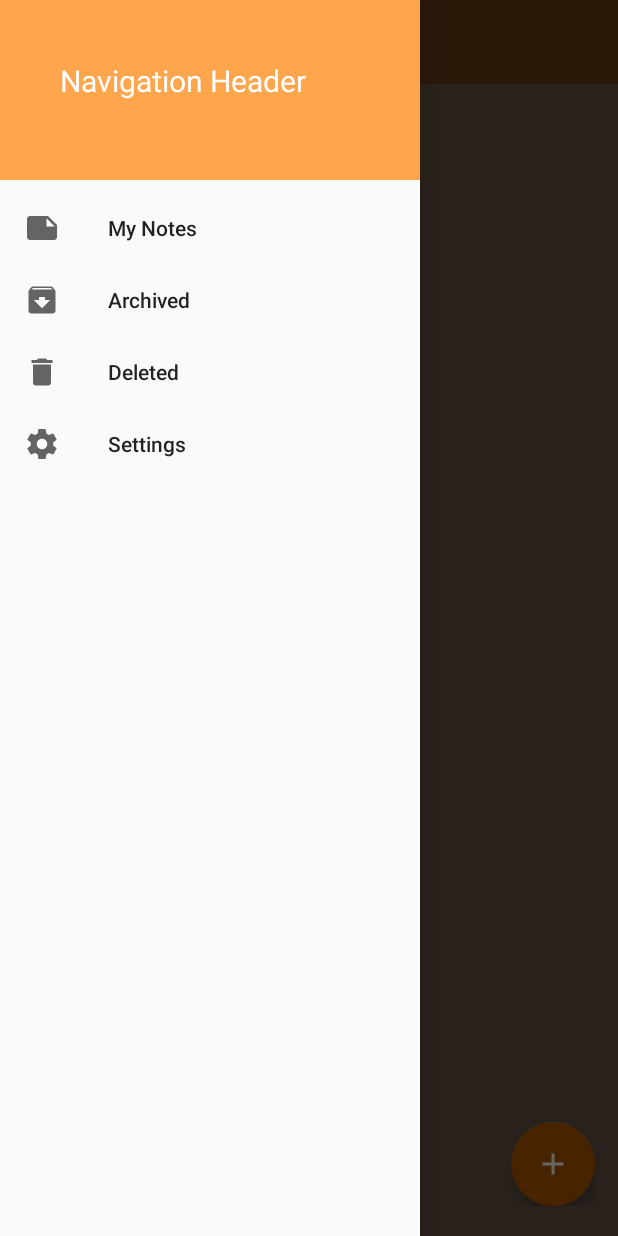
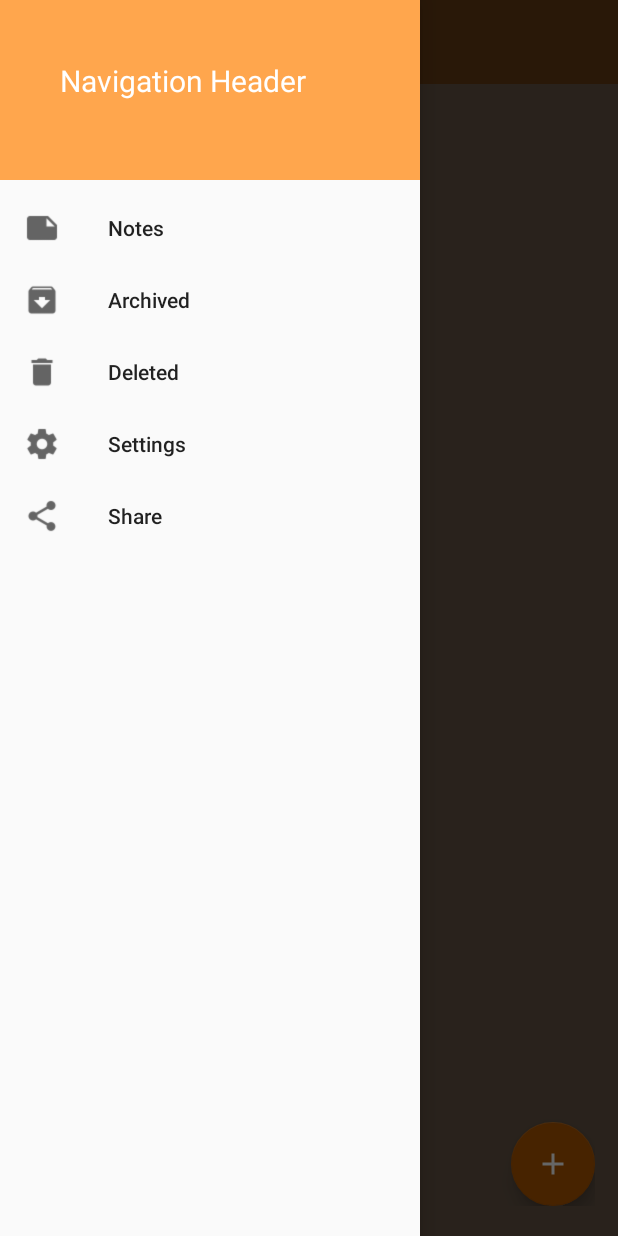
Before and after one commit to aniket1897/ToDo, an Android app: the screen it shows after launch (MainActivity), after a tap on "Open", on a phone screen of 412 x 824 dp. Run offline under Robolectric (Android 15) with nearby library versions, the phone set to English and light mode, and no system bars; our stand-ins replace Room's generated code; Roboto replaces fonts that are not available here.

Commit message:
Fixed navigation drawer

```diff
--- a/app/src/main/java/com/example/aniket/todo/MainActivity.java
+++ b/app/src/main/java/com/example/aniket/todo/MainActivity.java
@@ -14,6 +14,7 @@ import android.os.Bundle;
 import android.support.v7.widget.LinearLayoutManager;
 import android.support.v7.widget.RecyclerView;
 import android.util.Log;
+import android.view.Menu;
 import android.view.MenuItem;
 import android.support.v7.widget.Toolbar;
 import android.view.View;
@@ -35,20 +36,18 @@ import java.util.List;
 
 public class MainActivity extends AppCompatActivity {
 
-   private DrawerLayout mDrawer;
+    private static final String TAG = "MainActivtiy";
+    private DrawerLayout mDrawer;
+
    private ActionBarDrawerToggle mToggle;
+
    private Toolbar mToolbar;
-
 
    private LinearLayout myLayout;
 
    private FloatingActionButton fbutton;
 
-  // private String title,desc;
-
    RecyclerView recyclerView;
-
-
 
    NotesAdapter adapter;
 
@@ -103,15 +102,31 @@ public class MainActivity extends AppCompatActivity {
 
     }
 
+   /* @Override
+    public boolean onCreateOptionsMenu(Menu menu) {
+         getMenuInflater().inflate(R.menu.nav_menu,menu);
+         return true;
+    }
+
     @Override
     public boolean onOptionsItemSelected(MenuItem item) {
 
-        if(mToggle.onOptionsItemSelected(item)){
-            return true;
+        Log.d(TAG,"Clicked");
+        switch (item.getItemId())
+        {
+            case R.id.settings: Log.d(TAG,"Clicked Settings");
+                new Intent(MainActivity.this,SettingsActivity.class); break;
         }
+        return true;
+    }
+*/
+   @Override
+   public boolean onOptionsItemSelected(MenuItem item) {
+       if(mToggle.onOptionsItemSelected(item)) {
+           return true;
+       }
 
-        return super.onOptionsItemSelected(item);
-    }
-
+       return super.onOptionsItemSelected(item);
+   }
 
 }
--- a/app/src/main/res/layout/activity_main.xml
+++ b/app/src/main/res/layout/activity_main.xml
@@ -46,13 +46,13 @@
 
 
     </android.support.design.widget.CoordinatorLayout>
+
     <android.support.design.widget.NavigationView
         android:layout_width="wrap_content"
         android:layout_height="match_parent"
-        app:menu="@menu/navigation_menu"
+        app:menu="@menu/nav_menu"
         android:layout_gravity="start"
         app:headerLayout="@layout/navigation_header"></android.support.design.widget.NavigationView>
 
 
-
 </android.support.v4.widget.DrawerLayout>
--- a/app/src/main/res/layout/activity_notes_add.xml
+++ b/app/src/main/res/layout/activity_notes_add.xml
@@ -23,13 +23,13 @@
 
     </LinearLayout>
 
-    <android.support.design.widget.NavigationView
+    <!--<android.support.design.widget.NavigationView
         android:layout_width="wrap_content"
         android:layout_height="match_parent"
-        app:menu="@menu/navigation_menu"
+        app:menu="@menu/nav_menu"
         android:layout_gravity="start"
         app:headerLayout="@layout/navigation_header"></android.support.design.widget.NavigationView>
 
-
+-->
 
 </android.support.v4.widget.DrawerLayout>
--- /dev/null
+++ b/app/src/main/res/menu/nav_menu.xml
@@ -0,0 +1,23 @@
+<?xml version="1.0" encoding="utf-8"?>
+<menu xmlns:android="http://schemas.android.com/apk/res/android">
+    <item android:id="@+id/my_notes"
+        android:title="Notes"
+       android:icon="@drawable/ic_note_black_24dp"></item>
+
+    <item android:id="@+id/archive"
+        android:title="Archived"
+        android:icon="@drawable/ic_archive_black_24dp"></item>
+
+    <item android:id="@+id/delete"
+        android:title="Deleted"
+        android:icon="@drawable/ic_delete_black_24dp"></item>
+
+    <item android:id="@+id/settings"
+        android:title="Settings"
+        android:icon="@drawable/ic_settings_black_24dp"></item>
+
+    <item android:id="@+id/share"
+        android:title="Share"
+        android:icon="@drawable/ic_share_black_24dp"></item>
+
+</menu>
--- a/app/src/main/res/menu/navigation_menu.xml
+++ /dev/null
@@ -1,23 +0,0 @@
-<?xml version="1.0" encoding="utf-8"?>
-<menu xmlns:app="http://schemas.android.com/apk/res-auto"
-    xmlns:android="http://schemas.android.com/apk/res/android">
-
-    <item android:id="@+id/notes"
-        android:icon="@mipmap/ic_note_black_24dp"
-        android:title="My Notes"/>
-
-    <item android:id="@+id/archive"
-        android:icon="@mipmap/ic_archive_black_24dp"
-        android:title="Archived"/>
-
-    <item
-        android:id="@+id/delete"
-        android:icon="@mipmap/ic_delete_black_24dp"
-        android:title="Deleted" />
-    <item
-        android:id="@+id/settings"
-        android:icon="@mipmap/ic_settings_black_24dp"
-        android:title="Settings" />
-
-
-</menu>
```
Also changed, not shown: app/src/main/res/drawable/ic_archive_black_24dp.png (added), app/src/main/res/drawable/ic_delete_black_24dp.png (added), app/src/main/res/drawable/ic_note_black_24dp.png (added), app/src/main/res/drawable/ic_settings_black_24dp.png (added), app/src/main/res/drawable/ic_share_black_24dp.png (added).
